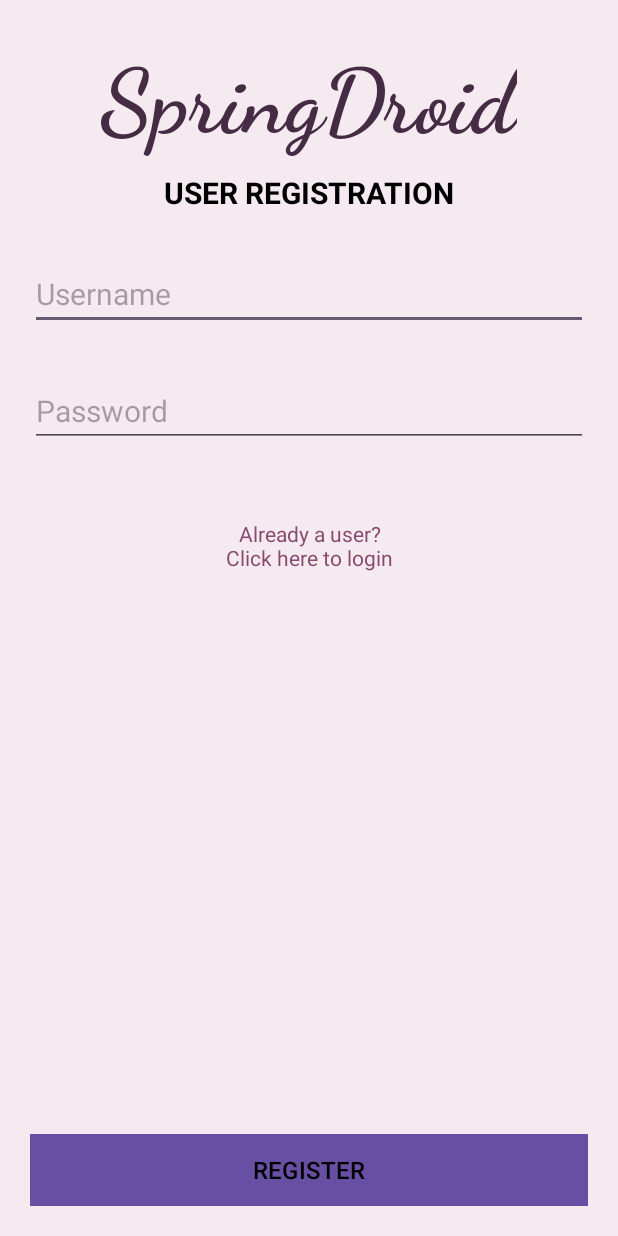
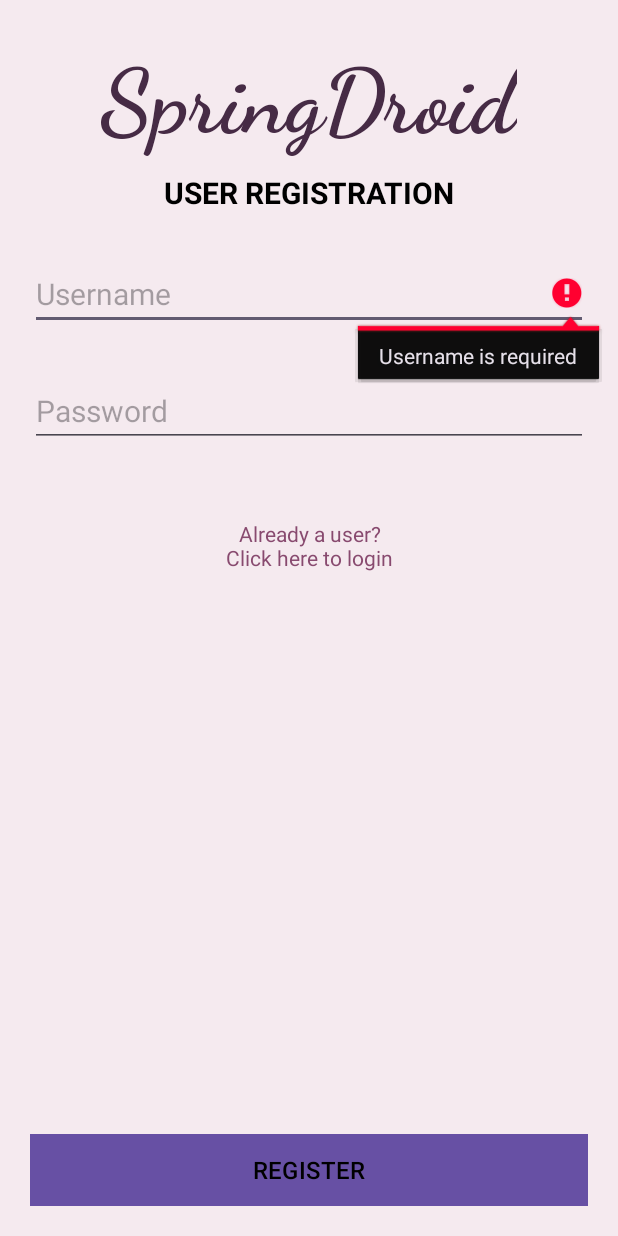
Before and after one commit to ntokozo9/Logins_Android, an Android app: the screen it shows after launch (RegisterActivity), after a tap on "REGISTER", on a phone screen of 412 x 824 dp. Run offline under Robolectric (Android 15) with nearby library versions, the phone set to English and light mode, and no system bars.

```diff
--- a/app/src/main/AndroidManifest.xml
+++ b/app/src/main/AndroidManifest.xml
@@ -1,6 +1,8 @@
 <?xml version="1.0" encoding="utf-8"?>
 <manifest xmlns:android="http://schemas.android.com/apk/res/android"
     xmlns:tools="http://schemas.android.com/tools">
+
+    <uses-permission android:name="android.permission.INTERNET" />
 
     <application
         android:allowBackup="true"
@@ -11,7 +13,8 @@
         android:roundIcon="@mipmap/ic_launcher_round"
         android:supportsRtl="true"
         android:theme="@style/Theme.Project1"
-        tools:targetApi="31">
+        tools:targetApi="31"
+        android:usesCleartextTraffic="true">
         <activity
             android:name=".DashboardActivity"
             android:exported="false" />
--- a/app/src/main/java/com/example/project1/RegisterActivity.kt
+++ b/app/src/main/java/com/example/project1/RegisterActivity.kt
@@ -16,30 +16,75 @@ import retrofit2.Call;
 import retrofit2.Callback;
 import retrofit2.Response;
 
+lateinit var etUsername: EditText
+lateinit var etPassword: EditText
+private lateinit var Username: String
+private lateinit var Password: String
+class RegisterActivity : AppCompatActivity() {
 
-class RegisterActivity : AppCompatActivity() {
+
+    private lateinit var btnRegister: Button
     override fun onCreate(savedInstanceState: Bundle?) {
-
-        setContentView(R.layout.activity_register)
-        var etUsername: EditText
-        var etPassword: EditText
-        var btnRegister: Button
+        //setContentView(R.layout.activity_register)
 
 
         super.onCreate(savedInstanceState)
         setContentView(R.layout.activity_register)
-        findViewById(R.id.etRUserName) as EditText
-        findViewById(R.id.etRPassword) as EditText
-        findViewById(R.id.btnRegister) as Button
+        etUsername=findViewById<EditText>(R.id.etRUserName)
+        etPassword=findViewById<EditText>(R.id.etRPassword)
+        var register =findViewById(R.id.btnRegister) as Button
 
-        var etButton = findViewById<Button>(R.id.btnRegister)
-        var Name="Ntokozo"
-        etButton.setOnClickListener{
-            Toast.makeText(this, Name + "_"+ "Has successfully registered!",Toast.LENGTH_LONG).show();
 
+        register.setOnClickListener {
+            //var Name = "Ntokozo"
+            //  Toast.makeText(this, Name + "_"+ "Has successfully registered!",Toast.LENGTH_LONG).show();
+            registerUser()
+        }
+    }
+
+    private fun registerUser() {
+//        TODO("Not yet implemented")
+        val userName: String = etUsername.getText().toString().trim()
+        val password: String = etPassword.getText().toString().trim()
+        if (userName.isEmpty()) {
+            etUsername.error = "Username is required"
+            etUsername.requestFocus()
+            return
+        } else if (password.isEmpty()) {
+            etPassword.error = "Password is required"
+            etPassword.requestFocus()
+            return
         }
 
+        val call: Call<ResponseBody> = RetrofitClient
+            .getInstance()
+            .api
+            .createUser(User(userName, password))
+        call.enqueue(object : Callback<ResponseBody?> {
+            override fun onResponse(call: Call<ResponseBody?>?, response: Response<ResponseBody?>) {
+                var s = ""
+                try {
+                    s = response.body()!!.string()
+                } catch (e: IOException) {
+                    e.printStackTrace()
+                }
+                if (s == "SUCCESS") {
+                    Toast.makeText(
+                        this@RegisterActivity,
+                        "Successfully registered. Please login",
+                        Toast.LENGTH_LONG
+                    ).show()
+                    startActivity(Intent(this@RegisterActivity, LoginActivity::class.java))
+                } else {
+                    Toast.makeText(this@RegisterActivity, "User already exists!", Toast.LENGTH_LONG)
+                        .show()
+                }
+            }
 
-
+            override fun onFailure(call: Call<ResponseBody?>, t: Throwable) {
+                Toast.makeText(this@RegisterActivity, t.message, Toast.LENGTH_LONG).show()
+            }
+        })
     }
 }
+//fun onFailure(call: Call<ResponseBody?>, t: Throwable) {
--- a/app/src/main/java/com/example/project1/RetrofitClient.java
+++ b/app/src/main/java/com/example/project1/RetrofitClient.java
@@ -3,7 +3,7 @@ import retrofit2.Retrofit;
 import retrofit2.converter.gson.GsonConverterFactory;
 
 public class RetrofitClient {
-    private static  final String BASE_URL = "http://localhost:8080/api/register";
+    private static  final String BASE_URL = "http://10.0.2.2:8080/api/";
     private static RetrofitClient mInstance;
     private Retrofit retrofit;
 
```
